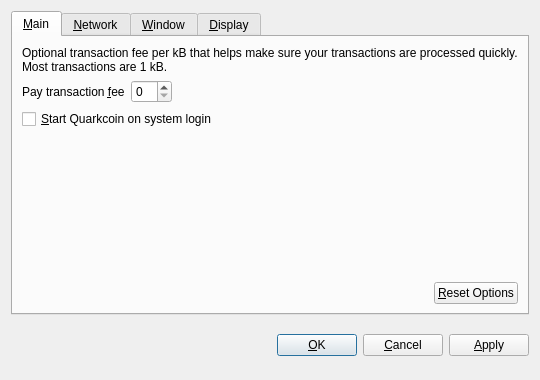
Above: src/qt/forms/optionsdialog.ui from quark-project/quark before the change. Below: the same form after it.
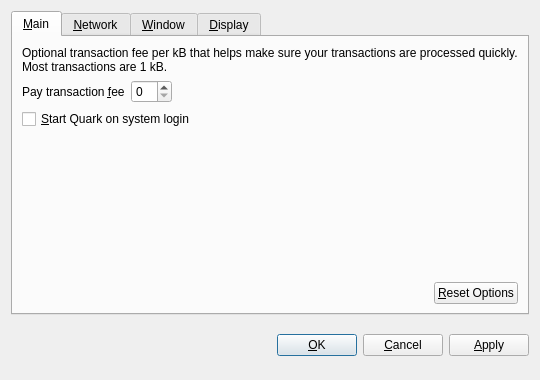
That is the form after the change. The open tabs and pages were chosen to show the change. Custom widgets are drawn as their Qt base class.

Commit message: Quarkcoin to Quark transition in Qt

Patch:
```diff
--- a/src/qt/forms/optionsdialog.ui
+++ b/src/qt/forms/optionsdialog.ui
@@ -82,7 +82,7 @@
           <string>Automatically start Quarkcoin after logging in to the system.</string>
          </property>
          <property name="text">
-          <string>&amp;Start Quarkcoin on system login</string>
+          <string>&amp;Start Quark on system login</string>
          </property>
         </widget>
        </item>
```
Left out of the diff: 10 changed lines with no effect on the pictures. The commit also changes 75 other files.
